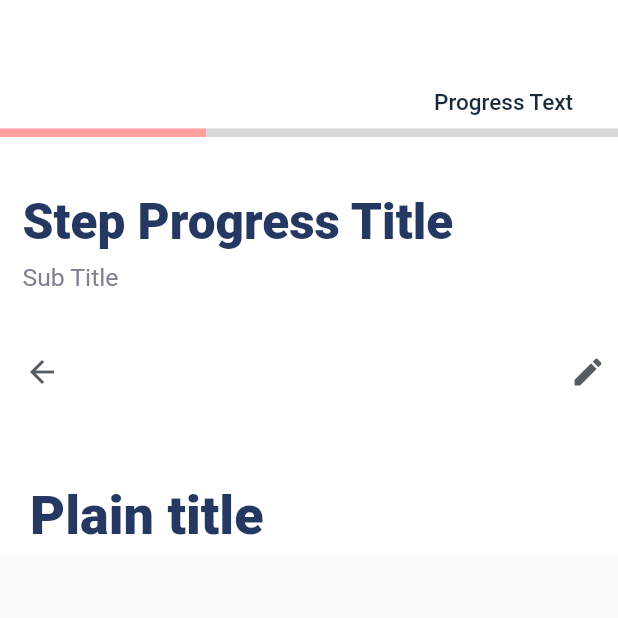
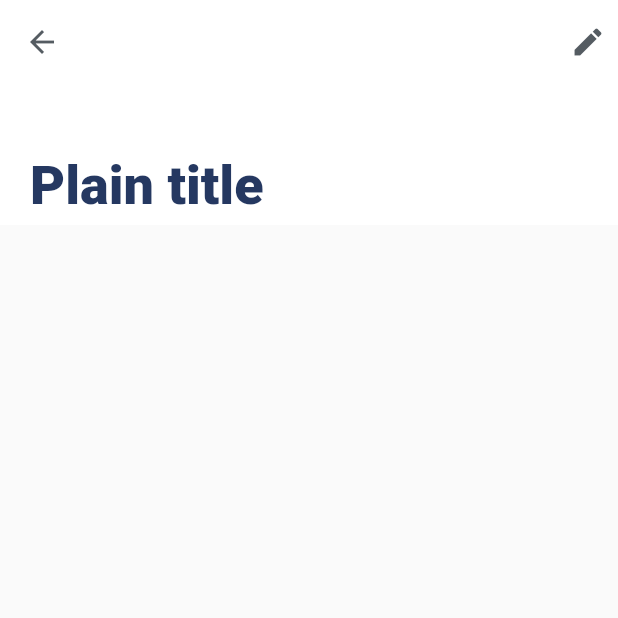
Before and after one commit to BSgeneral/BS_Flutter_Video_Player, a Flutter app: the screen it shows after launch, after a tap on "See App Bars", on a phone screen of 412 x 824 dp, the top half of it. Run offline on Flutter 3.47's test engine with Material 2 defaults, Android fonts, the phone set to English and light mode, and no system bars; drawn by our look-alikes of step_progress_indicator; our stand-ins replace flutter_screenutil, flutter_spinkit, flutter_svg, video_player.

Commit message:
step progress app bar updated

```diff
--- a/example/lib/feature/app_bars.dart
+++ b/example/lib/feature/app_bars.dart
@@ -11,8 +11,6 @@ class AppBars extends StatelessWidget {
         body: CustomScrollView(
       slivers: [
         const StepProgressAppBar(
-            title: 'Step Progress Title',
-            subTitle: 'Sub Title',
             totalSteps: 3,
             currentStep: 1,
             progressText: 'Progress Text'),
--- a/lib/app_bars/step_progress_app_bar.dart
+++ b/lib/app_bars/step_progress_app_bar.dart
@@ -2,16 +2,12 @@ import 'package:flutter/material.dart';
 import 'package:step_progress_indicator/step_progress_indicator.dart';
 
 class StepProgressAppBar extends StatelessWidget {
-  final String title;
-  final String subTitle;
   final int totalSteps;
   final int currentStep;
   final String progressText;
 
   const StepProgressAppBar({
     super.key,
-    required this.title,
-    required this.subTitle,
     required this.totalSteps,
     required this.currentStep,
     required this.progressText,
@@ -19,16 +15,7 @@ class StepProgressAppBar extends StatelessWidget {
 
   @override
   Widget build(BuildContext context) {
-    return SliverAppBar(
-      pinned: true,
-      floating: false,
-      automaticallyImplyLeading: false,
-      expandedHeight: 220.0,
-      collapsedHeight: 160.0,
-      elevation: 0.0,
-      backgroundColor: Colors.white,
-      flexibleSpace: FlexibleSpaceBar(
-        title: Column(
+    return Column(
       crossAxisAlignment: CrossAxisAlignment.start,
       mainAxisAlignment: MainAxisAlignment.end,
       children: [
@@ -59,39 +46,7 @@ class StepProgressAppBar extends StatelessWidget {
         const SizedBox(
           height: 25,
         ),
-            Padding(
-              padding: const EdgeInsets.symmetric(horizontal: 10.0),
-              child: Text(
-                title,
-                style: const TextStyle(
-                    color: Color(0xFF253861),
-                    fontSize: 22.0,
-                    fontWeight: FontWeight.w900),
-              ),
-            ),
-            const SizedBox(
-              height: 5,
-            ),
-            Padding(
-              padding: const EdgeInsets.symmetric(horizontal: 10.0),
-              child: Text(
-                subTitle,
-                style: const TextStyle(
-                    color: Color(0xFF808191),
-                    fontSize: 11.0,
-                    fontWeight: FontWeight.w400),
-              ),
-            ),
       ],
-        ),
-        titlePadding:  const EdgeInsetsDirectional.only(
-          start: 0,
-          end: 0,
-          bottom: 25,
-        ),
-        centerTitle: false,
-        stretchModes:  [],
-      ),
     );
   }
 }
--- a/pubspec.yaml
+++ b/pubspec.yaml
@@ -1,6 +1,6 @@
 name: bs_reusable_widgets
 description: This plugin provides re useble widgets to be used in similar apps developed by bs team.
-version: 0.3.2
+version: 0.3.3
 homepage: https://pub.dev/packages/bs_video_player
 
 environment:
```
Also changed, not shown: 1 other file. Lines whose indentation alone changed are shown as unchanged.
